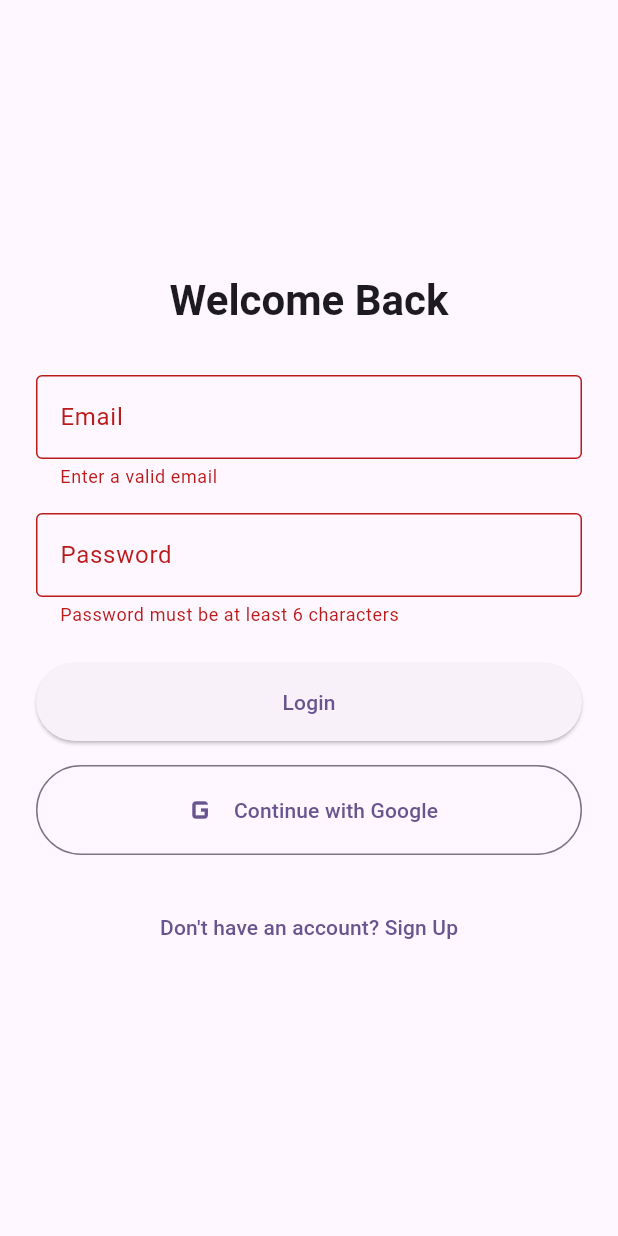
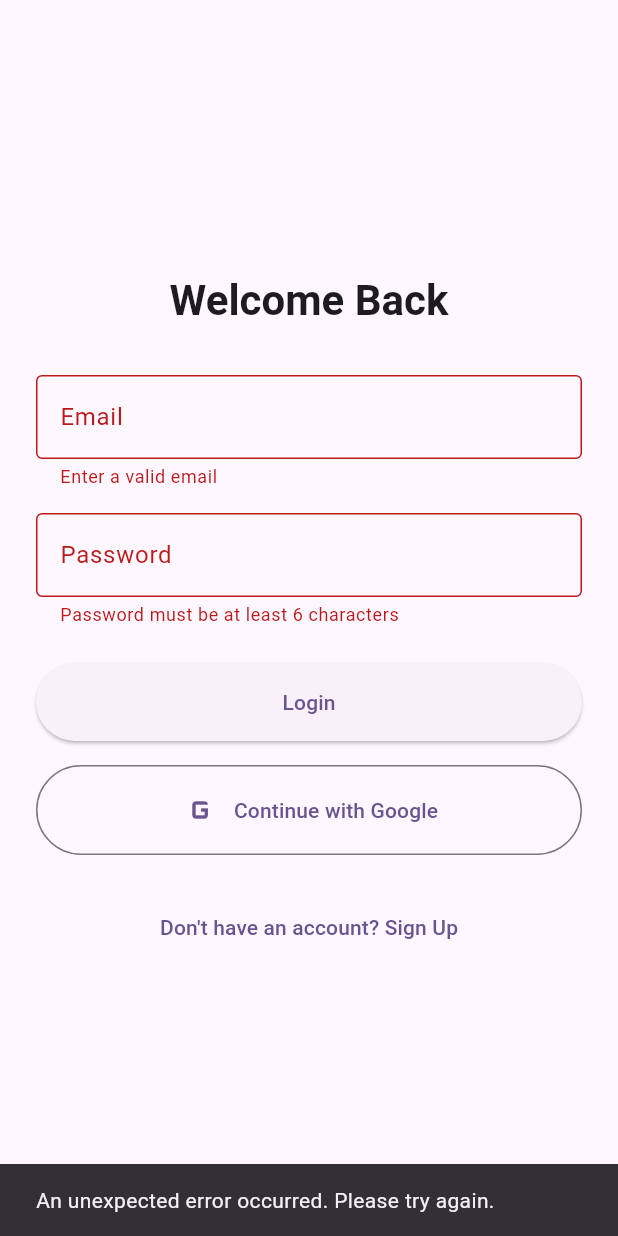
Before and after one commit to harshsutariya1/helphub, a Flutter app: the screen it shows after launch, after a tap on "Login", after a tap on "Continue with Google", on a phone screen of 412 x 824 dp. Run offline on Flutter 3.47's test engine with Material 3 defaults, Android fonts, the phone set to English and light mode, and no system bars; our stand-ins replace flutter_riverpod, go_router, riverpod_annotation, supabase_flutter; accounts and stored records are empty; generated files the repository leaves out were written again.

Commit message:
quick fixes by code rabbit
Co-authored-by: Copilot <copilot@github.com>

```diff
--- a/lib/core/router/app_router.dart
+++ b/lib/core/router/app_router.dart
@@ -1,3 +1,4 @@
+import 'package:flutter/foundation.dart';
 import 'package:go_router/go_router.dart';
 import 'package:riverpod_annotation/riverpod_annotation.dart';
 import '../../features/auth/data/auth_repository.dart';
@@ -7,13 +8,28 @@ import '../../src/home_page.dart';
 
 part 'app_router.g.dart';
 
+class GoRouterRefreshNotifier extends ChangeNotifier {
+  GoRouterRefreshNotifier(Ref ref) {
+    ref.listen(authStateProvider, (_, _) {
+      notifyListeners();
+    });
+  }
+}
+
 @Riverpod(keepAlive: true)
 GoRouter appRouter(Ref ref) {
-  final authState = ref.watch(authStateProvider);
+  final refreshNotifier = GoRouterRefreshNotifier(ref);
 
   return GoRouter(
     initialLocation: '/',
+    refreshListenable: refreshNotifier,
     redirect: (context, state) {
+      final authState = ref.read(authStateProvider);
+
+      if (authState.isLoading || !authState.hasValue) {
+        return null; // Don't redirect while auth state is loading
+      }
+
       final isAuthenticated = authState.value?.session != null;
       final isAuthRoute =
           state.matchedLocation == '/login' ||
--- a/lib/features/auth/data/auth_repository.dart
+++ b/lib/features/auth/data/auth_repository.dart
@@ -30,7 +30,9 @@ class AuthRepository {
     return await _supabase.auth.signUp(email: email, password: password);
   }
 
-  Future<void> signInWithGoogle() async {}
+  Future<void> signInWithGoogle() async {
+    throw UnimplementedError('signInWithGoogle() not implemented');
+  }
 
   Future<void> signOut() async {
     await _supabase.auth.signOut();
--- a/lib/features/auth/presentation/screens/login_screen.dart
+++ b/lib/features/auth/presentation/screens/login_screen.dart
@@ -1,6 +1,7 @@
 import 'package:flutter/material.dart';
 import 'package:flutter_riverpod/flutter_riverpod.dart';
 import 'package:go_router/go_router.dart';
+import 'package:supabase_flutter/supabase_flutter.dart';
 import '../controllers/auth_controller.dart';
 
 class LoginScreen extends ConsumerStatefulWidget {
@@ -22,8 +23,24 @@ class _LoginScreenState extends ConsumerState<LoginScreen> {
     super.dispose();
   }
 
+  String _getErrorMessage(Object? error) {
+    if (error is AuthException) {
+      // Map arbitrary sub-codes or message contents safely
+      final lowerMsg = error.message.toLowerCase();
+      if (lowerMsg.contains('wrong password') ||
+          lowerMsg.contains('invalid login credentials')) {
+        return 'Incorrect email or password.';
+      }
+      if (lowerMsg.contains('user not found')) {
+        return 'No user found with this email.';
+      }
+      return error.message;
+    }
+    return 'An unexpected error occurred. Please try again.';
+  }
+
   void _submit() {
-    if (_formKey.currentState!.validate()) {
+    if (_formKey.currentState?.validate() ?? false) {
       ref
           .read(authControllerProvider.notifier)
           .signInWithEmailPassword(
@@ -39,7 +56,7 @@ class _LoginScreenState extends ConsumerState<LoginScreen> {
       if (!state.isLoading && state.hasError) {
         ScaffoldMessenger.of(
           context,
-        ).showSnackBar(SnackBar(content: Text(state.error.toString())));
+        ).showSnackBar(SnackBar(content: Text(_getErrorMessage(state.error))));
       }
     });
 
--- a/lib/features/auth/presentation/screens/signup_screen.dart
+++ b/lib/features/auth/presentation/screens/signup_screen.dart
@@ -23,7 +23,7 @@ class _SignupScreenState extends ConsumerState<SignupScreen> {
   }
 
   void _submit() {
-    if (_formKey.currentState!.validate()) {
+    if (_formKey.currentState?.validate() ?? false) {
       ref
           .read(authControllerProvider.notifier)
           .signUpWithEmailPassword(
--- a/pubspec.yaml
+++ b/pubspec.yaml
@@ -2,7 +2,7 @@ name: helphub
 description: "HelpHub Flutter mobile app project."
 # The following line prevents the package from being accidentally published to
 # pub.dev using `flutter pub publish`. This is preferred for private packages.
-publish_to: 'none' # Remove this line if you wish to publish to pub.dev
+publish_to: "none" # Remove this line if you wish to publish to pub.dev
 
 # The following defines the version and build number for your application.
 # A version number is three numbers separated by dots, like 1.2.43
@@ -35,11 +35,9 @@ dependencies:
   # Use with the CupertinoIcons class for iOS style icons.
   cupertino_icons: ^1.0.8
   http: ^1.6.0
-  supabase: ^2.10.6
   shared_preferences: ^2.5.5
   uuid: ^4.5.3
   image_picker: ^1.2.2
-  freezed: ^3.2.5
   freezed_annotation: ^3.1.0
   google_sign_in: ^7.2.0
   riverpod: ^3.2.1
@@ -60,13 +58,13 @@ dev_dependencies:
   flutter_lints: ^6.0.0
   build_runner: ^2.15.0
   riverpod_generator: ^4.0.3
+  freezed: ^3.2.5
 
 # For information on the generic Dart part of this file, see the
 # following page: https://dart.dev/tools/pub/pubspec
 
 # The following section is specific to Flutter packages.
 flutter:
-
   # The following line ensures that the Material Icons font is
   # included with your application, so that you can use the icons in
   # the material Icons class.
```
Also changed, not shown: pubspec.lock.
